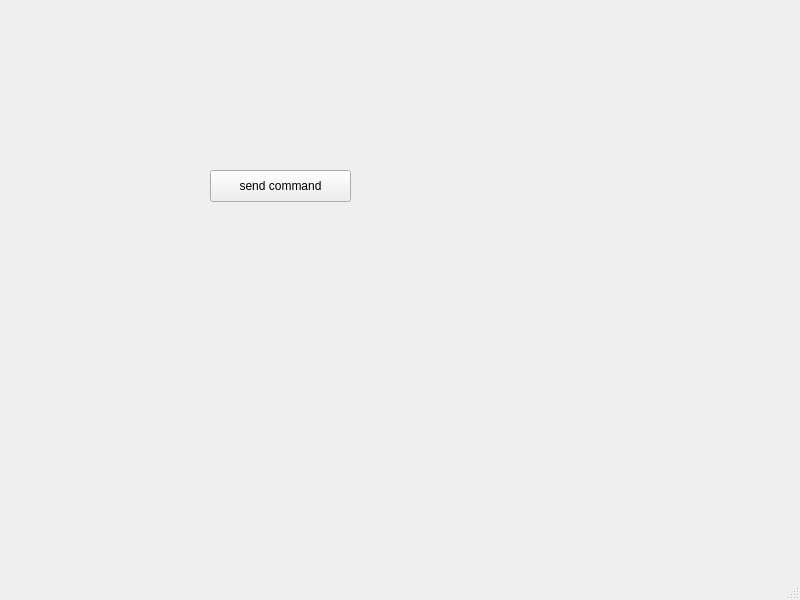
mqnoy/qtcpsocket_w_qthread, file mainwindow.ui: the form before one commit.
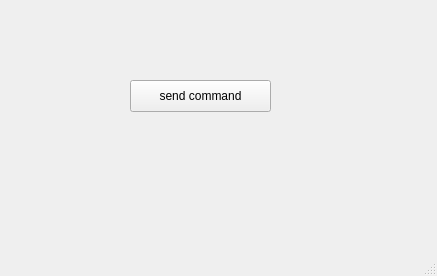
The form after the commit.

```diff
--- a/mainwindow.ui
+++ b/mainwindow.ui
@@ -6,8 +6,8 @@
    <rect>
     <x>0</x>
     <y>0</y>
-    <width>800</width>
-    <height>600</height>
+    <width>437</width>
+    <height>276</height>
    </rect>
   </property>
   <property name="windowTitle">
@@ -17,8 +17,8 @@
    <widget class="QPushButton" name="pushButton">
     <property name="geometry">
      <rect>
-      <x>210</x>
-      <y>170</y>
+      <x>130</x>
+      <y>80</y>
       <width>141</width>
       <height>32</height>
      </rect>
```
Left out of the diff: 2 changed lines with no effect on the pictures.
